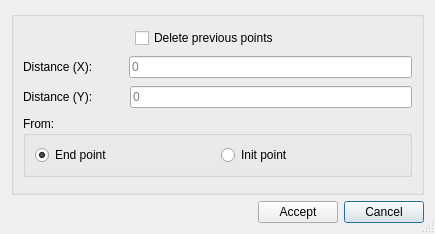
First picture: the form in core/ui/toolbars/edit/auxpoint.ui, repository Giswater/giswater_qgis_plugin, before the edit.
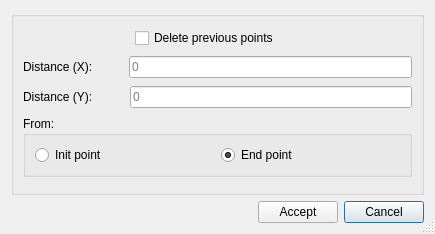
Second picture: the form after the edit.

Commit message: Minor bug fix: save radio_button value on cad_add_point form and set result when open form

Diff of the .ui file:
```diff
--- a/core/ui/toolbars/edit/auxpoint.ui
+++ b/core/ui/toolbars/edit/auxpoint.ui
@@ -162,7 +162,7 @@
         <layout class="QHBoxLayout" name="horizontalLayout_2">
          <item>
           <layout class="QGridLayout" name="gridLayout">
-           <item row="0" column="0">
+           <item row="0" column="1">
             <widget class="QRadioButton" name="rb_right">
              <property name="text">
               <string>End point</string>
@@ -172,7 +172,7 @@
              </property>
             </widget>
            </item>
-           <item row="0" column="1">
+           <item row="0" column="0">
             <widget class="QRadioButton" name="rb_left">
              <property name="text">
               <string>Init point</string>
```
The commit also changes 1 other file.
